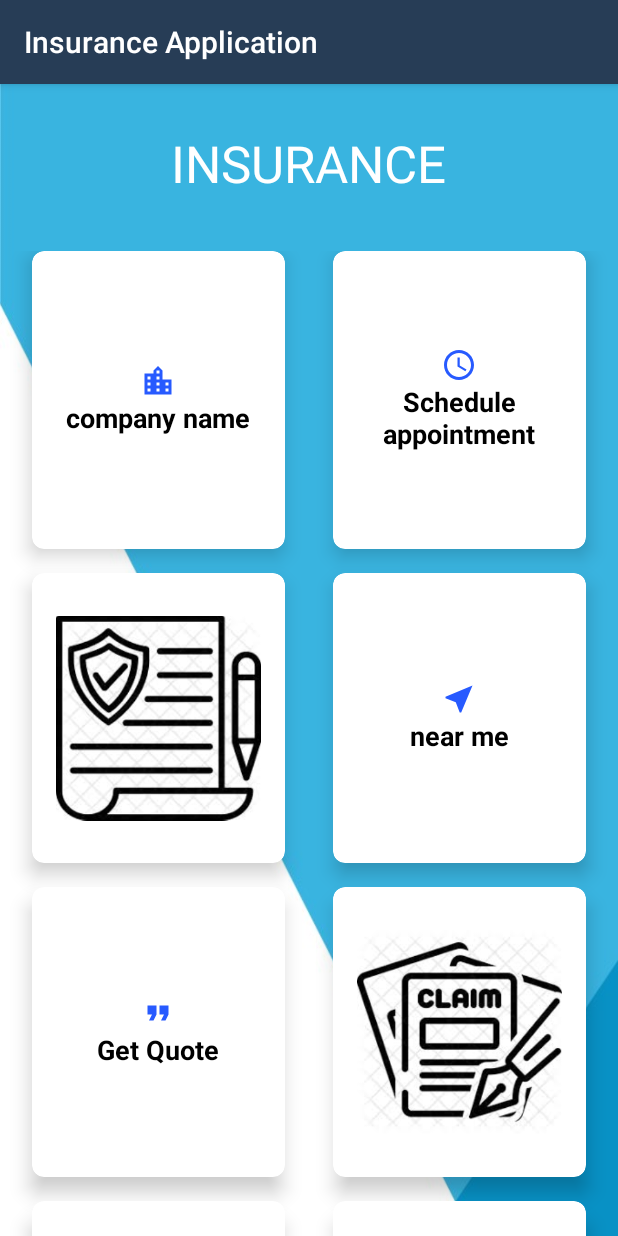
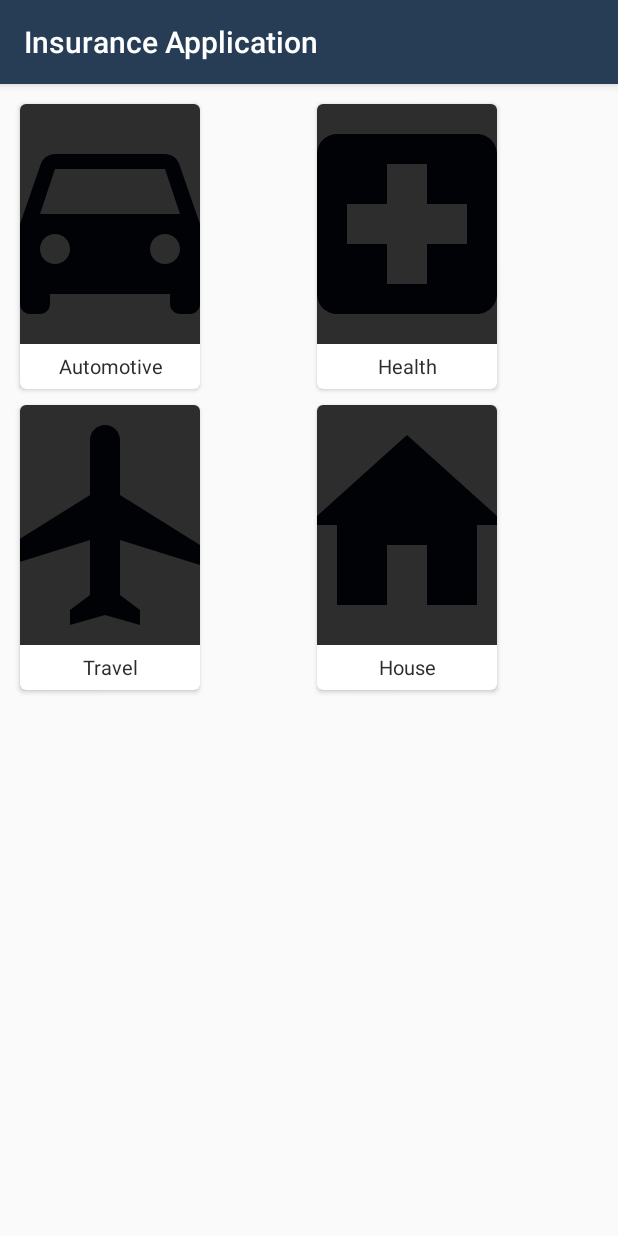
Before and after one commit to munene04/insurance, an Android app: the screen it shows after launch (MainActivity), on a phone screen of 412 x 824 dp. Run offline under Robolectric (Android 15) with nearby library versions, the phone set to English and light mode, and no system bars.

Commit message:
updated page

```diff
--- a/app/src/main/AndroidManifest.xml
+++ b/app/src/main/AndroidManifest.xml
@@ -15,7 +15,7 @@
             <category android:name="android.intent.category.LAUNCHER"/>
             </intent-filter>
         </activity>
-        <activity android:name=".ActivityOne"></activity>
+        <activity android:name=".Ins_Activity"></activity>
         <activity android:name=".SplashActivity"></activity>
         <activity android:name=".CircleActivity"></activity>
 
--- a/app/src/main/java/android/example/insuranceapp/MainActivity.java
+++ b/app/src/main/java/android/example/insuranceapp/MainActivity.java
@@ -4,38 +4,41 @@ import android.support.v7.app.AppCompatActivity;
 import android.os.Bundle;
 import android.support.v7.widget.GridLayoutManager;
 import android.support.v7.widget.RecyclerView;
-import android.util.Log;
-import android.view.View;
-
+import java.util.ArrayList;
+import java.util.List;
 
 public class MainActivity extends AppCompatActivity {
+
+    List<Pol> ins_pol;
 
     @Override
     protected void onCreate(Bundle savedInstanceState) {
         super.onCreate(savedInstanceState);
-        setContentView(R.layout.content_main);
+        setContentView(R.layout.activity_main);
+
+        ins_pol = new ArrayList<>();
+        ins_pol.add(new Pol("Automotive","Category Pol","Description: Auto",R.drawable.car));
+        ins_pol.add(new Pol("Health","Category Pol","Description: Health",R.drawable.health));
+        ins_pol.add(new Pol("Travel","Category Pol","Description: Travel",R.drawable.travel));
+        ins_pol.add(new Pol("House","Category Pol","Description: House",R.drawable.house));
+
+
+        RecyclerView myrv = (RecyclerView) findViewById(R.id.recyclerview_id);
+        RecyclerViewAdapter myAdapter = new RecyclerViewAdapter(this, ins_pol);
+        myrv.setLayoutManager(new GridLayoutManager(this,2));
+        myrv.setAdapter(myAdapter);
+
+
     }
+}
 
-//    RecyclerViewAdapter adapter;
+
+
+
+//public class MainActivity extends AppCompatActivity {
 //
 //    @Override
 //    protected void onCreate(Bundle savedInstanceState) {
 //        super.onCreate(savedInstanceState);
-//        setContentView(R.layout.activity_main);
-//
-//        // data to populate the RecyclerView with
-//        String[] data = {"Insurance", "Claim", "Policy", "Quote", "32", "41", "42", "43", "44", "45", "46", "47", "48"};
-//
-//        // set up the RecyclerView
-//        RecyclerView recyclerView = findViewById(R.id.rvNumbers);
-//        int numberOfColumns = 6;
-//        recyclerView.setLayoutManager(new GridLayoutManager(this, numberOfColumns));
-//        adapter = new RecyclerViewAdapter(this, data);
-//        recyclerView.setAdapter(adapter);
-//        adapter.setClickListener(this);
+//        setContentView(R.layout.content_main);
 //    }
-//
-//    public void onItemClick(View view, int position) {
-//        Log.i("TAG", "You clicked number " + adapter.getItem(position) + ", which is at cell position " + position);
-//    }
-}
--- /dev/null
+++ b/app/src/main/java/android/example/insuranceapp/Pol.java
@@ -0,0 +1,34 @@
+package android.example.insuranceapp;
+
+public class Pol {
+
+    private String Title;
+    private String Category ;
+    private String Description ;
+    private int Thumbnail ;
+
+    public Pol() { }
+
+    public Pol(String title, String category, String description, int thumbnail) {
+        Title = title;
+        Category = category;
+        Description = description;
+        Thumbnail = thumbnail;
+    }
+
+    public String getTitle() { return Title; }
+
+    public String getCategory() { return Category; }
+
+    public String getDescription() { return Description; }
+
+    public int getThumbnail() { return Thumbnail; }
+
+    public void setTitle(String title) { Title = title; }
+
+    public void setCategory(String category) { Category = category; }
+
+    public void setDescription(String description) { Description = description; }
+
+    public void setThumbnail(int thumbnail) { Thumbnail = thumbnail; }
+}
--- a/app/src/main/java/android/example/insuranceapp/RecyclerViewAdapter.java
+++ b/app/src/main/java/android/example/insuranceapp/RecyclerViewAdapter.java
@@ -1,77 +1,83 @@
 package android.example.insuranceapp;
 
-
 import android.content.Context;
-import android.support.annotation.NonNull;
+import android.content.Intent;
+import android.support.v7.widget.CardView;
 import android.support.v7.widget.RecyclerView;
-import android.util.Log;
 import android.view.LayoutInflater;
 import android.view.View;
 import android.view.ViewGroup;
+import android.widget.ImageView;
 import android.widget.TextView;
+import java.util.List;
 
 
-public class RecyclerViewAdapter extends RecyclerView.Adapter<RecyclerViewAdapter.ViewHolder> {
+public class RecyclerViewAdapter extends RecyclerView.Adapter<RecyclerViewAdapter.MyViewHolder> {
 
-    private String[] mData;
-    private LayoutInflater mInflater;
-    private ItemClickListener mClickListener;
+    private Context mContext ;
+    private List<Pol> mData ;
 
-    // data is passed into the constructor
-    RecyclerViewAdapter(Context context, String[] data) {
-        this.mInflater = LayoutInflater.from(context);
-        this.mData = data;
+
+    public RecyclerViewAdapter(Context mContext, List<Pol> mData) {
+        this.mContext = mContext;
+        this.mData = mData;
     }
 
-    // inflates the cell layout from xml when needed
     @Override
-    @NonNull
-    public ViewHolder onCreateViewHolder(@NonNull ViewGroup parent, int viewType) {
-        View view = mInflater.inflate(R.layout.recyclerview, parent, false);
-        return new ViewHolder(view);
+    public MyViewHolder onCreateViewHolder(ViewGroup parent, int viewType) {
+
+        View view ;
+        LayoutInflater mInflater = LayoutInflater.from(mContext);
+        view = mInflater.inflate(R.layout.cardview_item,parent,false);
+        return new MyViewHolder(view);
     }
 
-    // binds the data to the TextView in each cell
     @Override
-    public void onBindViewHolder(@NonNull ViewHolder holder, int position) {
-        holder.myTextView.setText(mData[position]);
+    public void onBindViewHolder(MyViewHolder holder, final int position) {
+
+        holder.tv_book_title.setText(mData.get(position).getTitle());
+        holder.img_book_thumbnail.setImageResource(mData.get(position).getThumbnail());
+        holder.cardView.setOnClickListener(new View.OnClickListener() {
+            @Override
+            public void onClick(View v) {
+
+                Intent intent = new Intent(mContext, Ins_Activity.class);
+
+                // passing data to the book activity
+                intent.putExtra("Title",mData.get(position).getTitle());
+                intent.putExtra("Description",mData.get(position).getDescription());
+                intent.putExtra("Thumbnail",mData.get(position).getThumbnail());
+                // start the activity
+                mContext.startActivity(intent);
+
+            }
+        });
+
+
+
     }
 
-    // total number of cells
     @Override
     public int getItemCount() {
-        return mData.length;
+        return mData.size();
+    }
+
+    public static class MyViewHolder extends RecyclerView.ViewHolder {
+
+        TextView tv_book_title;
+        ImageView img_book_thumbnail;
+        CardView cardView ;
+
+        public MyViewHolder(View itemView) {
+            super(itemView);
+
+            tv_book_title = (TextView) itemView.findViewById(R.id.i_title_id) ;
+            img_book_thumbnail = (ImageView) itemView.findViewById(R.id.i_img_id);
+            cardView = (CardView) itemView.findViewById(R.id.cardview_id);
+
+
+        }
     }
 
 
-    // stores and recycles views as they are scrolled off screen
-    public class ViewHolder extends RecyclerView.ViewHolder implements View.OnClickListener {
-        TextView myTextView;
-
-        ViewHolder(View itemView) {
-            super(itemView);
-            myTextView = itemView.findViewById(R.id.info_text);
-            itemView.setOnClickListener(this);
-        }
-
-        @Override
-        public void onClick(View view) {
-            if (mClickListener != null) mClickListener.onItemClick(view, getAdapterPosition());
-        }
-    }
-
-    // convenience method for getting data at click position
-    String getItem(int id) {
-        return mData[id];
-    }
-
-    // allows clicks events to be caught
-    void setClickListener(ItemClickListener itemClickListener) {
-        this.mClickListener = itemClickListener;
-    }
-
-    // parent activity will implement this method to respond to click events
-    public interface ItemClickListener {
-        void onItemClick(View view, int position);
-    }
 }
--- /dev/null
+++ b/app/src/main/res/drawable/car.xml
@@ -0,0 +1,5 @@
+<vector android:height="24dp" android:tint="#010206"
+    android:viewportHeight="24.0" android:viewportWidth="24.0"
+    android:width="24dp" xmlns:android="http://schemas.android.com/apk/res/android">
+    <path android:fillColor="#FF000000" android:pathData="M18.92,6.01C18.72,5.42 18.16,5 17.5,5h-11c-0.66,0 -1.21,0.42 -1.42,1.01L3,12v8c0,0.55 0.45,1 1,1h1c0.55,0 1,-0.45 1,-1v-1h12v1c0,0.55 0.45,1 1,1h1c0.55,0 1,-0.45 1,-1v-8l-2.08,-5.99zM6.5,16c-0.83,0 -1.5,-0.67 -1.5,-1.5S5.67,13 6.5,13s1.5,0.67 1.5,1.5S7.33,16 6.5,16zM17.5,16c-0.83,0 -1.5,-0.67 -1.5,-1.5s0.67,-1.5 1.5,-1.5 1.5,0.67 1.5,1.5 -0.67,1.5 -1.5,1.5zM5,11l1.5,-4.5h11L19,11L5,11z"/>
+</vector>
--- /dev/null
+++ b/app/src/main/res/drawable/health.xml
@@ -0,0 +1,5 @@
+<vector android:height="24dp" android:tint="#010206"
+    android:viewportHeight="24.0" android:viewportWidth="24.0"
+    android:width="24dp" xmlns:android="http://schemas.android.com/apk/res/android">
+    <path android:fillColor="#FF000000" android:pathData="M19,3L5,3c-1.1,0 -1.99,0.9 -1.99,2L3,19c0,1.1 0.9,2 2,2h14c1.1,0 2,-0.9 2,-2L21,5c0,-1.1 -0.9,-2 -2,-2zM18,14h-4v4h-4v-4L6,14v-4h4L10,6h4v4h4v4z"/>
+</vector>
--- /dev/null
+++ b/app/src/main/res/drawable/house.xml
@@ -0,0 +1,5 @@
+<vector android:height="24dp" android:tint="#010206"
+    android:viewportHeight="24.0" android:viewportWidth="24.0"
+    android:width="24dp" xmlns:android="http://schemas.android.com/apk/res/android">
+    <path android:fillColor="#FF000000" android:pathData="M10,20v-6h4v6h5v-8h3L12,3 2,12h3v8z"/>
+</vector>
--- /dev/null
+++ b/app/src/main/res/drawable/travel.xml
@@ -0,0 +1,6 @@
+<vector android:height="24dp" android:tint="#010206"
+    android:viewportHeight="24.0" android:viewportWidth="24.0"
+    android:width="24dp" xmlns:android="http://schemas.android.com/apk/res/android">
+    <path android:fillColor="#FF000000" android:pathData="M10.18,9"/>
+    <path android:fillColor="#FF000000" android:pathData="M21,16v-2l-8,-5V3.5c0,-0.83 -0.67,-1.5 -1.5,-1.5S10,2.67 10,3.5V9l-8,5v2l8,-2.5V19l-2,1.5V22l3.5,-1 3.5,1v-1.5L13,19v-5.5l8,2.5z"/>
+</vector>
--- a/app/src/main/res/layout/activity_main.xml
+++ b/app/src/main/res/layout/activity_main.xml
@@ -1,12 +1,16 @@
-<?xml version="1.0" encoding="utf-8"?>
-<RelativeLayout
-    xmlns:android="http://schemas.android.com/apk/res/android"
+<?xml version="1.0" encoding="UTF-8"?>
+<LinearLayout
+    android:padding="8dp"
+    tools:context=".MainActivity"
+    android:layout_height="match_parent"
     android:layout_width="match_parent"
-    android:layout_height="match_parent">
+    xmlns:tools="http://schemas.android.com/tools"
+    xmlns:app="http://schemas.android.com/apk/res-auto"
+    xmlns:android="http://schemas.android.com/apk/res/android">
 
     <android.support.v7.widget.RecyclerView
-        android:id="@+id/rvNumbers"
+        android:layout_height="match_parent"
         android:layout_width="match_parent"
-        android:layout_height="match_parent"/>
+        android:id="@+id/recyclerview_id"/>
 
-</RelativeLayout>
+</LinearLayout>
--- /dev/null
+++ b/app/src/main/res/layout/cardview_item.xml
@@ -0,0 +1,35 @@
+<?xml version="1.0" encoding="UTF-8"?>
+<android.support.v7.widget.CardView
+    cardview:cardCornerRadius="4dp"
+    android:layout_margin="5dp"
+    xmlns:cardview="http://schemas.android.com/apk/res-auto"
+    android:layout_height="190dp"
+    android:layout_width="120dp"
+    android:foreground="?android:attr/selectableItemBackground"
+    android:clickable="true"
+    android:id="@+id/cardview_id"
+    xmlns:android="http://schemas.android.com/apk/res/android">
+
+    <LinearLayout
+        android:layout_height="match_parent"
+        android:layout_width="match_parent"
+        android:orientation="vertical">
+
+    <ImageView
+        android:layout_height="160dp"
+        android:layout_width="match_parent"
+        android:id="@+id/i_img_id"
+        android:background="#2d2d2d"
+        android:scaleType="centerCrop"/>
+
+    <TextView
+        android:layout_height="match_parent"
+        android:layout_width="match_parent"
+        android:id="@+id/i_title_id"
+        android:text="Title"
+        android:gravity="center"
+        android:textSize="13sp"
+        android:textColor="#2d2d2d"/>
+
+</LinearLayout>
+</android.support.v7.widget.CardView>
--- a/app/src/main/res/values/colors.xml
+++ b/app/src/main/res/values/colors.xml
@@ -2,13 +2,10 @@
 <resources>
 
     <color name="colorPrimaryDark">#263238</color>
-    <color name="colorAccent">#FF4081</color>
+    <color name="colorAccent">#00bfff</color>
     <color name="primary">#273D56</color>
     <color name="accent">#FFFFFF</color>
     <color name="textColor">#000000</color>
-    <color name="selectionColor">#99dfdfdf</color>
-    <color name="transparent">#00000000</color>
-    <color name="jumbo">#888888</color>
     <color name="iron">#CCCCCC</color>
     <color name="white">#FFFFFF</color>
 </resources>
```
Also changed, not shown: app/src/main/java/android/example/insuranceapp/ActivityOne.java (deleted, +0 -22 lines), app/src/main/java/android/example/insuranceapp/Ins_Activity.java (added, +37 -0 lines), app/src/main/java/android/example/insuranceapp/invites.java (+42 -32 lines), app/src/main/res/layout/activity_ins.xml (added, +61 -0 lines), app/src/main/res/layout/activity_one.xml (deleted, +0 -18 lines), app/src/main/res/layout/recyclerview.xml (deleted, +0 -16 lines), app/src/main/res/layout/referals.xml (+8 -0 lines).
